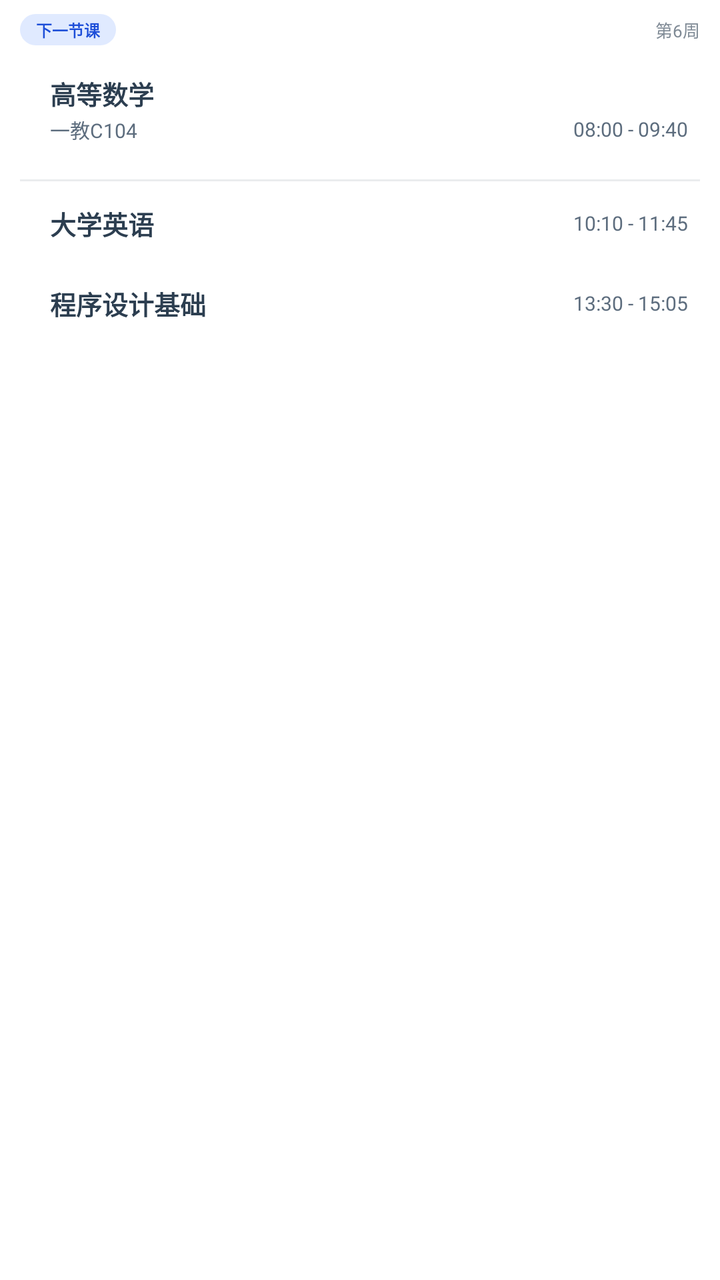
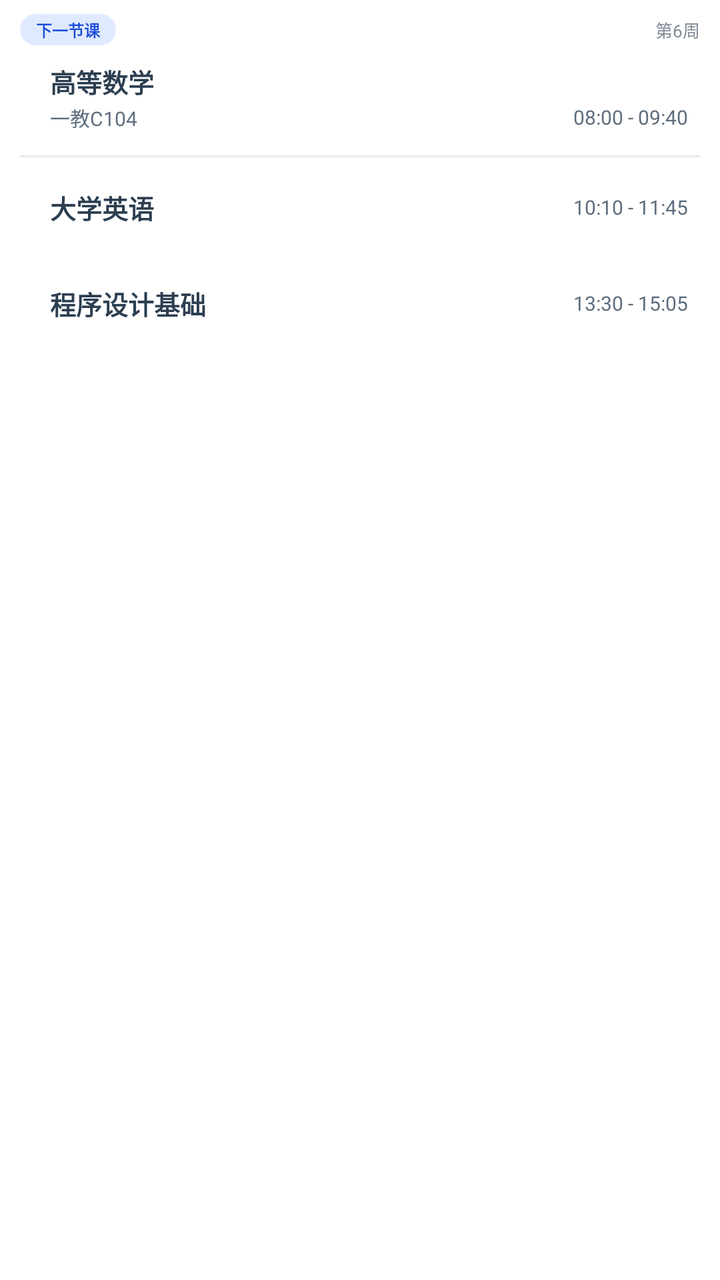

Screens rendered from an Android XML layout before and after an edit, with the pre-edit source and the edit as a unified diff.
<!-- AndroidManifest.xml: fallback theme Theme.MaterialComponents.DayNight.NoActionBar -->
<!-- res/layout/widget_today_course_42.xml -->
<?xml version="1.0" encoding="utf-8"?>
<FrameLayout xmlns:android="http://schemas.android.com/apk/res/android"
    android:id="@+id/widget_root"
    android:layout_width="match_parent"
    android:layout_height="match_parent">

    <LinearLayout
        android:id="@+id/widget_card"
        android:layout_width="match_parent"
        android:layout_height="match_parent"
        android:background="@drawable/widget_demo_card_bg"
        android:orientation="vertical"
        android:paddingLeft="10dp"
        android:paddingTop="7dp"
        android:paddingRight="10dp"
        android:paddingBottom="7dp">

        
        <LinearLayout
            android:id="@+id/widget_strip_top"
            android:layout_width="match_parent"
            android:layout_height="wrap_content"
            android:gravity="center_vertical"
            android:orientation="horizontal">

            <TextView
                android:id="@+id/widget_strip_status"
                android:layout_width="wrap_content"
                android:layout_height="wrap_content"
                android:background="@drawable/widget_status_chip_strong"
                android:ellipsize="end"
                android:maxLines="1"
                android:paddingLeft="8dp"
                android:paddingTop="2dp"
                android:paddingRight="8dp"
                android:paddingBottom="2dp"
                android:text="下一节课"
                android:textColor="#1D4ED8"
                android:textSize="8sp"
                android:textStyle="bold" />

            <LinearLayout
                android:layout_width="0dp"
                android:layout_height="1dp"
                android:layout_weight="1"
                android:orientation="horizontal" />

            <TextView
                android:id="@+id/widget_strip_week"
                android:layout_width="wrap_content"
                android:layout_height="wrap_content"
                android:layout_marginLeft="6dp"
                android:maxLines="1"
                android:text="第6周"
                android:textColor="@color/widget_couple_text_hint"
                android:textSize="8.5sp" />
        </LinearLayout>

        
        <LinearLayout
            android:id="@+id/widget_strip_row"
            android:layout_width="match_parent"
            android:layout_height="60dp"
            android:layout_marginTop="2dp"
            android:gravity="center_vertical"
            android:orientation="horizontal"
            android:paddingLeft="4dp"
            android:paddingTop="4dp"
            android:paddingRight="6dp"
            android:paddingBottom="4dp">

            <ImageView
                android:id="@+id/widget_strip_bar"
                android:layout_width="3dp"
                android:layout_height="match_parent"
                android:contentDescription="@null"
                android:scaleType="fitXY"
                android:src="@drawable/widget_couple_indicator" />

            <LinearLayout
                android:id="@+id/widget_strip_main"
                android:layout_width="0dp"
                android:layout_height="wrap_content"
                android:layout_marginLeft="8dp"
                android:layout_weight="1"
                android:gravity="center_vertical"
                android:orientation="vertical">

                <LinearLayout
                    android:layout_width="match_parent"
                    android:layout_height="wrap_content"
                    android:gravity="center_vertical"
                    android:orientation="horizontal">

                    <TextView
                        android:id="@+id/widget_strip_course"
                        android:layout_width="0dp"
                        android:layout_height="wrap_content"
                        android:layout_weight="1"
                        android:ellipsize="none"
                        android:maxLines="1"
                        android:text="高等数学"
                        android:textColor="@color/widget_couple_text_primary"
                        android:textSize="13sp"
                        android:textStyle="bold" />

                    <ImageView
                        android:id="@+id/widget_strip_weather_icon"
                        android:layout_width="13dp"
                        android:layout_height="13dp"
                        android:layout_marginLeft="2dp"
                        android:contentDescription="@null"
                        android:visibility="gone" />

                    <TextView
                        android:id="@+id/widget_strip_temp"
                        android:layout_width="wrap_content"
                        android:layout_height="wrap_content"
                        android:layout_marginLeft="1dp"
                        android:maxLines="1"
                        android:text="23°"
                        android:textColor="@color/widget_couple_text_secondary"
                        android:textSize="9.5sp"
                        android:textStyle="bold"
                        android:visibility="gone" />
                </LinearLayout>

                <RelativeLayout
                    android:id="@+id/widget_strip_meta_row"
                    android:layout_width="match_parent"
                    android:layout_height="wrap_content"
                    android:layout_marginTop="1dp">

                    <TextView
                        android:id="@+id/widget_strip_location"
                        android:layout_width="match_parent"
                        android:layout_height="wrap_content"
                        android:layout_alignParentStart="true"
                        android:layout_centerVertical="true"
                        android:layout_toStartOf="@+id/widget_strip_time"
                        android:ellipsize="end"
                        android:maxLines="1"
                        android:text="一教C104"
                        android:textColor="@color/widget_couple_text_secondary"
                        android:textSize="10sp" />

                    <TextView
                        android:id="@+id/widget_strip_time"
                        android:layout_width="wrap_content"
                        android:layout_height="wrap_content"
                        android:layout_alignParentEnd="true"
                        android:layout_centerVertical="true"
                        android:layout_marginLeft="5dp"
                        android:maxLines="1"
                        android:text="08:00 - 09:40"
                        android:textColor="@color/widget_couple_text_secondary"
                        android:textSize="10sp" />
                </RelativeLayout>

                <ImageView
                    android:id="@+id/widget_strip_progress"
                    android:layout_width="match_parent"
                    android:layout_height="3dp"
                    android:layout_marginTop="2dp"
                    android:contentDescription="@null"
                    android:scaleType="fitXY"
                    android:visibility="gone" />
            </LinearLayout>
        </LinearLayout>

        <ImageView
            android:id="@+id/widget_course42_divider"
            android:layout_width="match_parent"
            android:layout_height="1dp"
            android:layout_marginTop="5dp"
            android:layout_marginBottom="1dp"
            android:contentDescription="@null"
            android:background="@color/widget_couple_divider" />

        
        <LinearLayout
            android:id="@+id/widget_course42_row1"
            android:layout_width="match_parent"
            android:layout_height="40dp"
            android:gravity="center_vertical"
            android:orientation="horizontal"
            android:paddingLeft="4dp"
            android:paddingRight="6dp">

            <ImageView
                android:id="@+id/widget_course42_bar1"
                android:layout_width="3dp"
                android:layout_height="18dp"
                android:contentDescription="@null"
                android:scaleType="fitXY"
                android:src="@drawable/widget_couple_indicator" />

            <TextView
                android:id="@+id/widget_course42_name1"
                android:layout_width="0dp"
                android:layout_height="wrap_content"
                android:layout_marginLeft="8dp"
                android:layout_weight="1"
                android:ellipsize="end"
                android:maxLines="1"
                android:text="大学英语"
                android:textColor="@color/widget_couple_text_primary"
                android:textSize="13sp"
                android:textStyle="bold" />

            <TextView
                android:id="@+id/widget_course42_time1"
                android:layout_width="wrap_content"
                android:layout_height="wrap_content"
                android:layout_marginLeft="6dp"
                android:maxLines="1"
                android:text="10:10 - 11:45"
                android:textColor="@color/widget_couple_text_secondary"
                android:textSize="10sp" />
        </LinearLayout>

        
        <LinearLayout
            android:id="@+id/widget_course42_row2"
            android:layout_width="match_parent"
            android:layout_height="40dp"
            android:gravity="center_vertical"
            android:orientation="horizontal"
            android:paddingLeft="4dp"
            android:paddingRight="6dp">

            <ImageView
                android:id="@+id/widget_course42_bar2"
                android:layout_width="3dp"
                android:layout_height="18dp"
                android:contentDescription="@null"
                android:scaleType="fitXY"
                android:src="@drawable/widget_couple_indicator" />

            <TextView
                android:id="@+id/widget_course42_name2"
                android:layout_width="0dp"
                android:layout_height="wrap_content"
                android:layout_marginLeft="8dp"
                android:layout_weight="1"
                android:ellipsize="end"
                android:maxLines="1"
                android:text="程序设计基础"
                android:textColor="@color/widget_couple_text_primary"
                android:textSize="13sp"
                android:textStyle="bold" />

            <TextView
                android:id="@+id/widget_course42_time2"
                android:layout_width="wrap_content"
                android:layout_height="wrap_content"
                android:layout_marginLeft="6dp"
                android:maxLines="1"
                android:text="13:30 - 15:05"
                android:textColor="@color/widget_couple_text_secondary"
                android:textSize="10sp" />
        </LinearLayout>
    </LinearLayout>
</FrameLayout>
<!-- resources referenced by this layout -->
<resources>
  <color name="widget_couple_divider">#EAECEE</color>
  <color name="widget_couple_text_hint">#808B96</color>
  <color name="widget_couple_text_primary">#2C3E50</color>
  <color name="widget_couple_text_secondary">#5D6D7E</color>
  <!-- drawable widget_couple_indicator (drawable) -->
  <?xml version="1.0" encoding="utf-8"?>
  <shape xmlns:android="http://schemas.android.com/apk/res/android">
      <solid android:color="#FFFFFF" />
      <corners android:radius="10dp" />
      <size android:width="4dp" android:height="40dp" />
  </shape>
  <!-- drawable widget_demo_card_bg (drawable) -->
  <?xml version="1.0" encoding="utf-8"?>
  <shape xmlns:android="http://schemas.android.com/apk/res/android">
      <solid android:color="#FFFFFF" />
      <corners android:radius="18dp" />
  </shape>
  <!-- drawable widget_status_chip_strong (drawable) -->
  <?xml version="1.0" encoding="utf-8"?>
  <shape xmlns:android="http://schemas.android.com/apk/res/android"
      android:shape="rectangle">
      <corners android:radius="999dp" />
      <solid android:color="#E0EAFF" />
  </shape>
</resources>

<!-- the commit's change to res/layout/widget_today_course_42.xml (unified diff, before → after) -->
@@ -60,7 +60,7 @@
         <LinearLayout
             android:id="@+id/widget_strip_row"
             android:layout_width="match_parent"
-            android:layout_height="60dp"
+            android:layout_height="48dp"
             android:layout_marginTop="2dp"
             android:gravity="center_vertical"
             android:orientation="horizontal"
@@ -181,7 +181,7 @@
         <LinearLayout
             android:id="@+id/widget_course42_row1"
             android:layout_width="match_parent"
-            android:layout_height="40dp"
+            android:layout_height="48dp"
             android:gravity="center_vertical"
             android:orientation="horizontal"
             android:paddingLeft="4dp"
@@ -190,7 +190,7 @@
             <ImageView
                 android:id="@+id/widget_course42_bar1"
                 android:layout_width="3dp"
-                android:layout_height="18dp"
+                android:layout_height="match_parent"
                 android:contentDescription="@null"
                 android:scaleType="fitXY"
                 android:src="@drawable/widget_couple_indicator" />
@@ -223,7 +223,7 @@
         <LinearLayout
             android:id="@+id/widget_course42_row2"
             android:layout_width="match_parent"
-            android:layout_height="40dp"
+            android:layout_height="48dp"
             android:gravity="center_vertical"
             android:orientation="horizontal"
             android:paddingLeft="4dp"
@@ -232,7 +232,7 @@
             <ImageView
                 android:id="@+id/widget_course42_bar2"
                 android:layout_width="3dp"
-                android:layout_height="18dp"
+                android:layout_height="match_parent"
                 android:contentDescription="@null"
                 android:scaleType="fitXY"
                 android:src="@drawable/widget_couple_indicator" />
